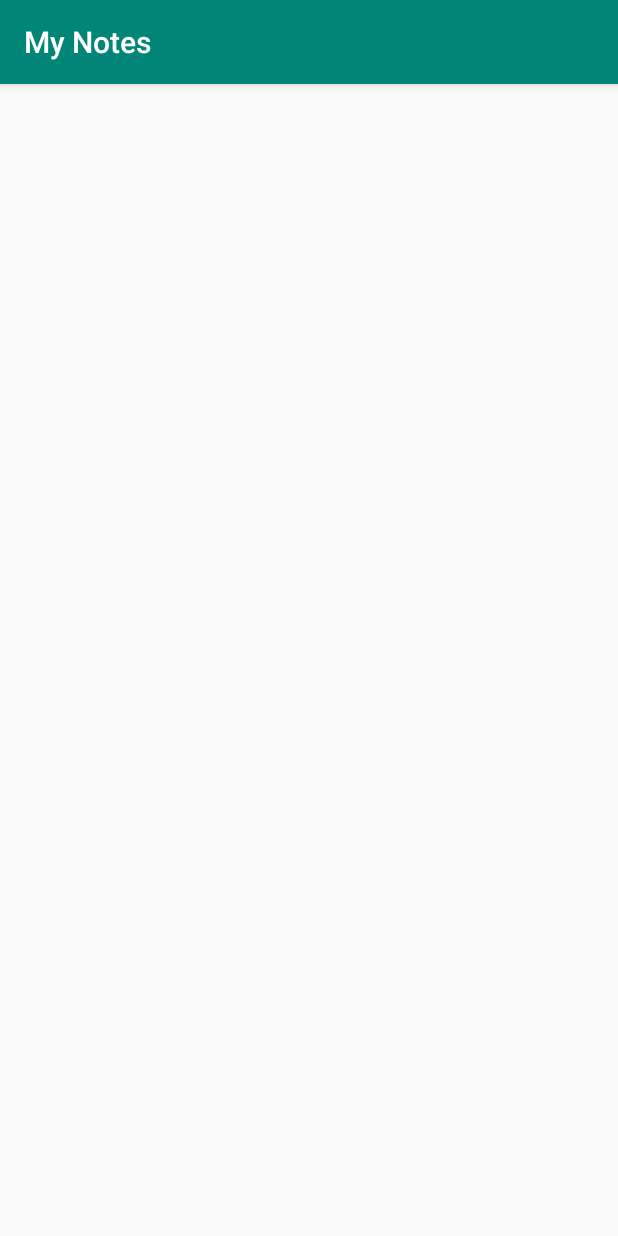
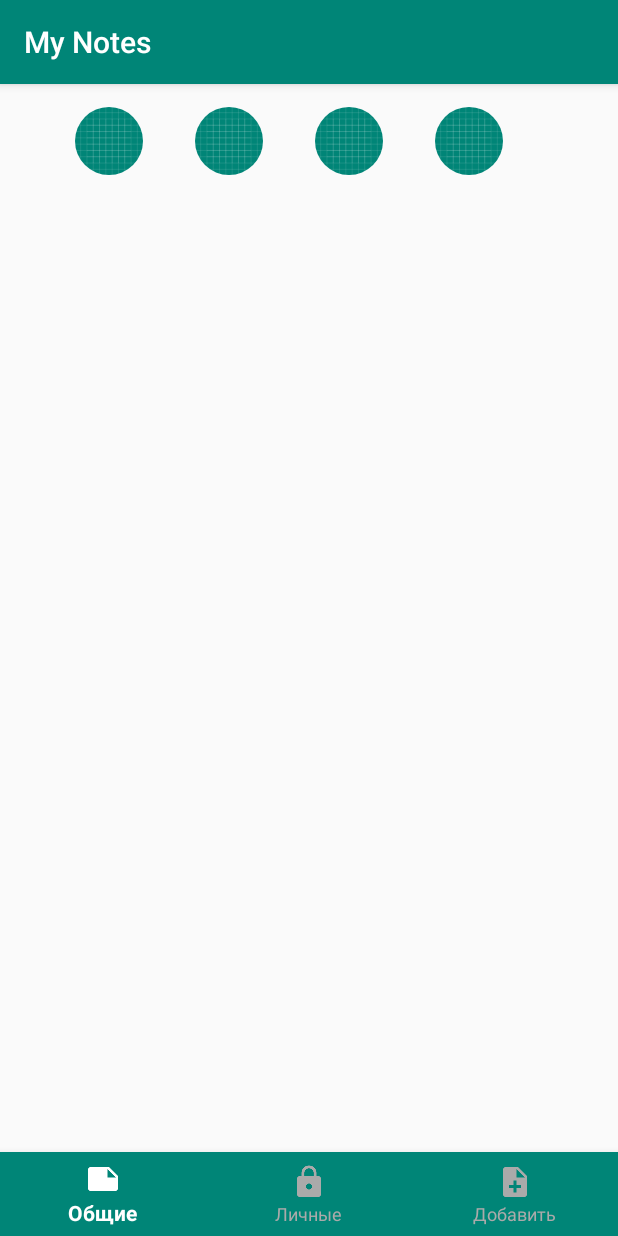
Before and after one commit to mortystrk/coursework, an Android app: the MainActivity screen opened directly, with no data from a screen before it, on a phone screen of 412 x 824 dp. Run offline under Robolectric (Android 15) with nearby library versions, the phone set to English and light mode, and no system bars; our stand-ins replace CircleImageView.

Commit message:
add bottom navigation

```diff
--- a/app/build.gradle
+++ b/app/build.gradle
@@ -44,8 +44,8 @@ dependencies {
     implementation 'com.android.support:cardview-v7:28.0.0'
 
     //glide
-    implementation 'com.github.bumptech.glide:glide:4.4.0'
-    annotationProcessor 'com.github.bumptech.glide:compiler:4.4.0'
+    implementation 'com.github.bumptech.glide:glide:4.7.1'
+    annotationProcessor 'com.github.bumptech.glide:compiler:4.7.1'
 
     //circle imageview
     implementation 'de.hdodenhof:circleimageview:2.2.0'
--- a/app/src/main/AndroidManifest.xml
+++ b/app/src/main/AndroidManifest.xml
@@ -8,7 +8,7 @@
             android:label="@string/app_name"
             android:roundIcon="@mipmap/ic_launcher_round"
             android:supportsRtl="true"
-            android:theme="@style/AppTheme">
+            android:theme="@style/AppTheme" tools:ignore="GoogleAppIndexingWarning">
         <activity android:name=".core.MainActivity">
 
         </activity>
--- a/app/src/main/java/mrtsk/by/mynotes/core/MainActivity.kt
+++ b/app/src/main/java/mrtsk/by/mynotes/core/MainActivity.kt
@@ -3,7 +3,9 @@ package mrtsk.by.mynotes.core
 import android.content.ContentValues
 import android.support.v7.app.AppCompatActivity
 import android.os.Bundle
+import android.support.design.widget.BottomNavigationView
 import android.support.design.widget.Snackbar
+import android.support.v7.app.ActionBar
 import android.text.TextUtils
 import android.view.View
 import kotlinx.android.synthetic.main.activity_main.*
@@ -13,10 +15,15 @@ import mrtsk.by.mynotes.database.DatabaseHelper
 
 class MainActivity : AppCompatActivity() {
 
+    lateinit var toolbar: ActionBar
+
     override fun onCreate(savedInstanceState: Bundle?) {
         super.onCreate(savedInstanceState)
         setContentView(R.layout.activity_main)
 
+        toolbar = supportActionBar!!
+        val bottomNavigation: BottomNavigationView = findViewById(R.id.navigationView)
+
     }
 
 }
--- a/app/src/main/java/mrtsk/by/mynotes/crypt/AES.kt
+++ b/app/src/main/java/mrtsk/by/mynotes/crypt/AES.kt
@@ -24,7 +24,7 @@ class AES {
      * @return The chunk of the scheduled key based on begin.
      */
 
-    private fun subKey(km: Array<IntArray>, begin: Int): Array<IntArray> {
+    fun subKey(km: Array<IntArray>, begin: Int): Array<IntArray> {
         val arr = Array(4) { IntArray(4) }
         for (i in arr.indices) {
             for (j in arr.indices) {
--- /dev/null
+++ b/app/src/main/java/mrtsk/by/mynotes/crypt/HexStringConverter.kt
@@ -0,0 +1,37 @@
+package mrtsk.by.mynotes.crypt
+
+import java.io.UnsupportedEncodingException
+import kotlin.experimental.and
+
+class HexStringConverter internal constructor() {
+    @Throws(UnsupportedEncodingException::class)
+    fun stringToHex(input:String):String {
+        if (input == null) throw NullPointerException()
+        return asHex(input.toByteArray())
+    }
+    fun hexToString(txtInHex:String):String {
+        val txtInByte = ByteArray(txtInHex.length / 2)
+        var j = 0
+        var i = 0
+        while (i < txtInHex.length)
+        {
+            txtInByte[j++] = java.lang.Byte.parseByte(txtInHex.substring(i, i + 2), 16)
+            i += 2
+        }
+        return String(txtInByte)
+    }
+    private fun asHex(bytes:ByteArray):String {
+        val ss = String.format("%032x", bytes)
+        return ss
+    }
+
+    companion object {
+        private val HEX_CHARS = "0123456789abcdef".toCharArray()
+        private var hexStringConverter: HexStringConverter? = null
+        val hexStringConverterInstance:HexStringConverter
+            get() {
+                if (hexStringConverter == null) hexStringConverter = HexStringConverter()
+                return hexStringConverter as HexStringConverter
+            }
+    }
+}
--- /dev/null
+++ b/app/src/main/res/drawable/bottom_navigation_color.xml
@@ -0,0 +1,9 @@
+<?xml version="1.0" encoding="utf-8"?>
+<selector xmlns:android="http://schemas.android.com/apk/res/android">
+    <item
+            android:state_checked="true"
+            android:color="@android:color/background_light" />
+    <item
+            android:state_checked="false"
+            android:color="@android:color/darker_gray" />
+</selector>
--- a/app/src/main/res/layout/activity_main.xml
+++ b/app/src/main/res/layout/activity_main.xml
@@ -9,12 +9,65 @@
         tools:context=".core.MainActivity">
 
 
-    <android.support.v7.widget.RecyclerView
+    <de.hdodenhof.circleimageview.CircleImageView
+            android:layout_width="45dp"
+            android:layout_height="45dp"
+            android:scaleType="centerCrop"
+            android:id="@+id/image_view"
+            android:src="@drawable/ic_launcher_background" android:layout_alignParentStart="true"
+            android:layout_marginStart="50dp" android:layout_alignParentTop="true" android:layout_marginTop="15dp"/>
+
+    <de.hdodenhof.circleimageview.CircleImageView
+            android:layout_width="45dp"
+            android:layout_height="45dp"
+            android:scaleType="centerCrop"
+            android:id="@+id/image_view2"
+            android:src="@drawable/ic_launcher_background" android:layout_alignParentStart="true"
+            android:layout_marginStart="130dp" android:layout_alignParentTop="true" android:layout_marginTop="15dp"/>
+
+    <de.hdodenhof.circleimageview.CircleImageView
+            android:layout_width="45dp"
+            android:layout_height="45dp"
+            android:scaleType="centerCrop"
+            android:id="@+id/image_view3"
+            android:src="@drawable/ic_launcher_background" android:layout_alignParentStart="true"
+            android:layout_marginStart="210dp" android:layout_alignParentTop="true" android:layout_marginTop="15dp"/>
+
+    <de.hdodenhof.circleimageview.CircleImageView
+            android:layout_width="45dp"
+            android:layout_height="45dp"
+            android:scaleType="centerCrop"
+            android:id="@+id/image_view4"
+            android:src="@drawable/ic_launcher_background" android:layout_alignParentStart="true"
+            android:layout_marginStart="290dp" android:layout_alignParentTop="true" android:layout_marginTop="15dp"/>
+    <android.support.constraint.ConstraintLayout
+            xmlns:android="http://schemas.android.com/apk/res/android"
+            xmlns:app="http://schemas.android.com/apk/res-auto"
+            xmlns:tools="http://schemas.android.com/tools"
             android:layout_width="match_parent"
-            android:layout_height="match_parent"
-            android:id="@+id/horizontal_recycler_view"
-            android:orientation="horizontal">
+            android:layout_height="438dp" android:layout_alignParentStart="true"
+            android:layout_alignParentBottom="true" android:layout_marginStart="0dp">
 
-    </android.support.v7.widget.RecyclerView>
+        <FrameLayout
+                android:id="@+id/container"
+                android:layout_width="match_parent"
+                android:layout_height="match_parent"
+                app:layout_behavior="@string/appbar_scrolling_view_behavior"/>
 
+        <android.support.design.widget.BottomNavigationView
+                android:id="@+id/navigationView"
+                android:layout_width="0dp"
+                android:layout_height="wrap_content"
+                android:layout_marginEnd="0dp"
+                android:layout_marginStart="0dp"
+                android:background="?android:attr/windowBackground"
+                app:layout_constraintBottom_toBottomOf="parent"
+                app:layout_constraintLeft_toLeftOf="parent"
+                app:layout_constraintRight_toRightOf="parent"
+                app:itemBackground="@color/colorPrimary"
+                app:itemIconTint="@drawable/bottom_navigation_color"
+                app:itemTextColor="@drawable/bottom_navigation_color"
+                app:menu="@menu/bottom_bar_menu"/>
+
+    </android.support.constraint.ConstraintLayout>
 </RelativeLayout>
--- /dev/null
+++ b/app/src/main/res/menu/bottom_bar_menu.xml
@@ -0,0 +1,19 @@
+<?xml version="1.0" encoding="utf-8"?>
+<menu xmlns:android="http://schemas.android.com/apk/res/android">
+
+    <item
+            android:id="@+id/navigation_songs"
+            android:icon="@drawable/baseline_note_black_48"
+            android:title="@string/common_notes"/>
+
+    <item
+            android:id="@+id/navigation_albums"
+            android:icon="@drawable/baseline_lock_black_48"
+            android:title="@string/private_notes"/>
+
+    <item
+            android:id="@+id/navigation_artists"
+            android:icon="@drawable/baseline_note_add_black_48"
+            android:title="@string/add_note"/>
+
+</menu>
--- a/app/src/main/res/values/strings.xml
+++ b/app/src/main/res/values/strings.xml
@@ -17,4 +17,7 @@
     <string name="enter_pass_text">Введите пароль</string>
     <string name="repeat_pass_text">Повторите пароль</string>
     <string name="next">Далее</string>
+    <string name="common_notes">Общие</string>
+    <string name="private_notes">Личные</string>
+    <string name="add_note">Добавить</string>
 </resources>
```
Also changed, not shown: app/src/main/res/drawable/baseline_cancel_black_48.png (added), app/src/main/res/drawable/baseline_lock_black_48.png (added), app/src/main/res/drawable/baseline_note_add_black_48.png (added), app/src/main/res/drawable/baseline_note_black_48.png (added), app/src/main/res/drawable/baseline_school_black_48.png (added), app/src/main/res/drawable/baseline_work_black_48.png (added), app/src/main/res/mipmap-xxhdpi/baseline_work_black_18dp.png (added).
